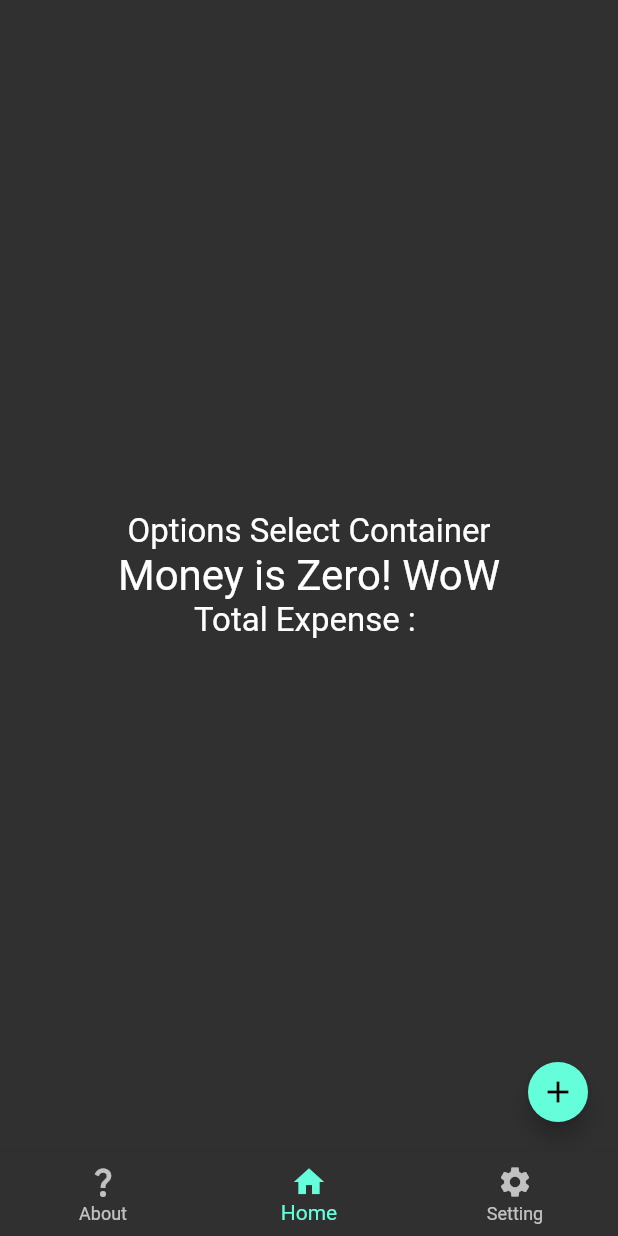
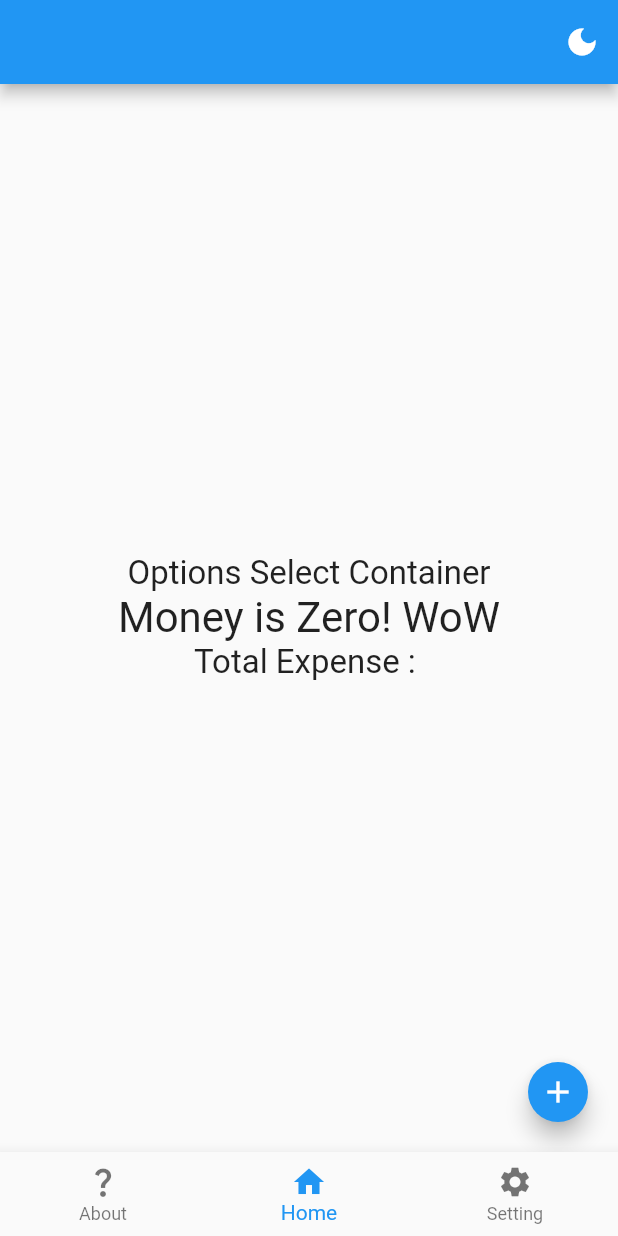
Before and after one commit to MyohanMyolang/Account_Book, a Flutter app: the screen it shows after launch, on a phone screen of 412 x 824 dp. Run offline on Flutter 3.47's test engine with Material 2 defaults, Android fonts, the phone set to English and light mode, and no system bars; our stand-ins replace hive_flutter; accounts and stored records are empty.

Commit message:
WRITE What i will do

```diff
--- a/lib/main.dart
+++ b/lib/main.dart
@@ -35,11 +35,25 @@ class _AccountBookState extends State<AccountBook> {
     });
   }
 
+  bool isDarkTheme = false;
+
   @override
   Widget build(BuildContext context) {
     return MaterialApp(
-      theme: ThemeData.dark(),
+      theme: isDarkTheme ? ThemeData.dark() : ThemeData.light(),
       home: Scaffold(
+        appBar: AppBar(
+          actions: [
+            IconButton(
+              onPressed: () {
+                setState(() {
+                  isDarkTheme = !isDarkTheme;
+                });
+              },
+              icon: Icon(isDarkTheme ? Icons.light_mode : Icons.dark_mode),
+            )
+          ],
+        ),
         body: _widgetOptions.elementAt(_selectedIndex),
         bottomNavigationBar: BottomNavigationBar(
           items: const <BottomNavigationBarItem>[
```
Also changed, not shown: lib/screens/accounts/data_page.dart (added, +17 -0 lines), lib/widgets/add_ab_btn.dart (+1 -23 lines), lib/widgets/modal.dart (added, +10 -0 lines), 3 other files.
